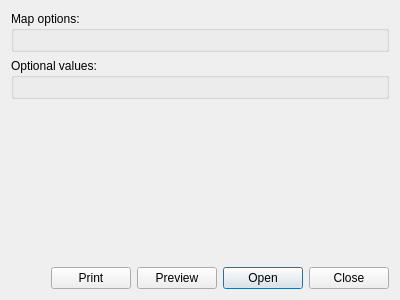
The window that ui/api_composers.ui (Giswater/giswater_qgis_plugin) describes before a commit, drawn with Qt 5.
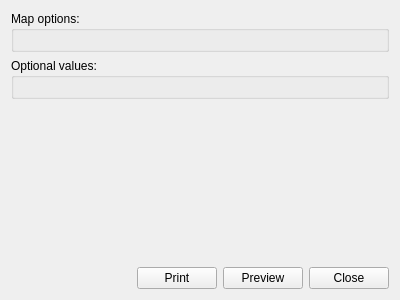
The same window after the commit.

Commit message: create a fake print in order to cheat python2 when read instruccion of python3 (print)

```diff
--- a/ui/api_composers.ui
+++ b/ui/api_composers.ui
@@ -49,13 +49,6 @@
        </property>
       </widget>
      </item>
-     <item>
-      <widget class="QPushButton" name="btn_open">
-       <property name="text">
-        <string>Open</string>
-       </property>
-      </widget>
-     </item>
      <item>
       <widget class="QPushButton" name="btn_close">
        <property name="focusPolicy">
```
The commit also changes 1 other file.
